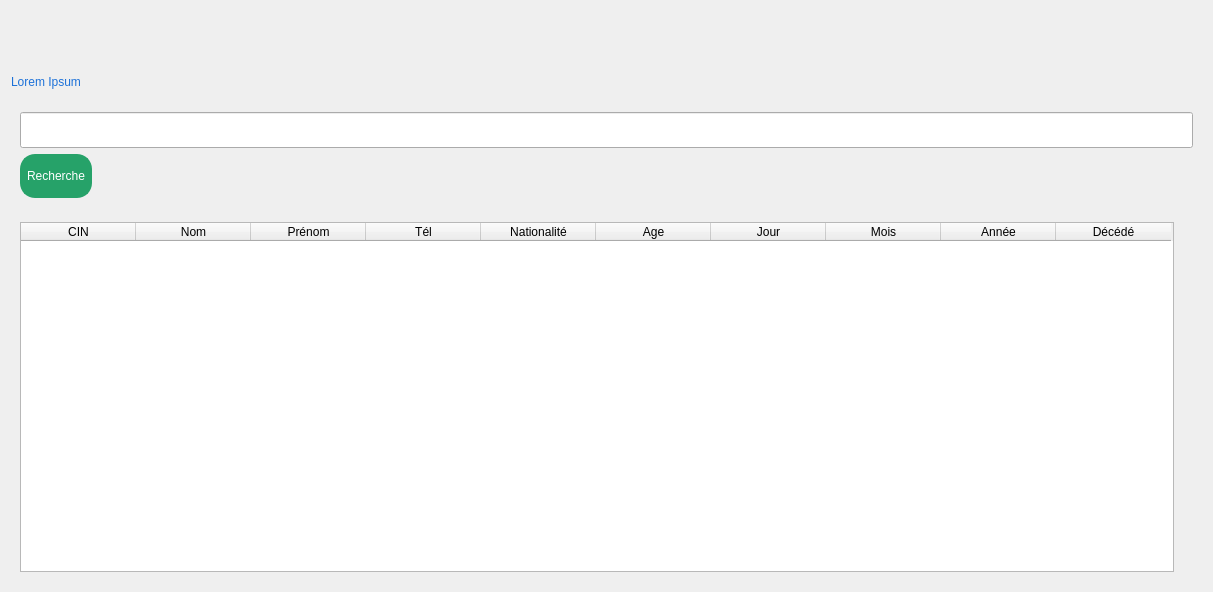
Before: the Qt Designer form Personne/Afficher/affichageUi.ui in Mindblownserver/mini-project, drawn with Qt 5.
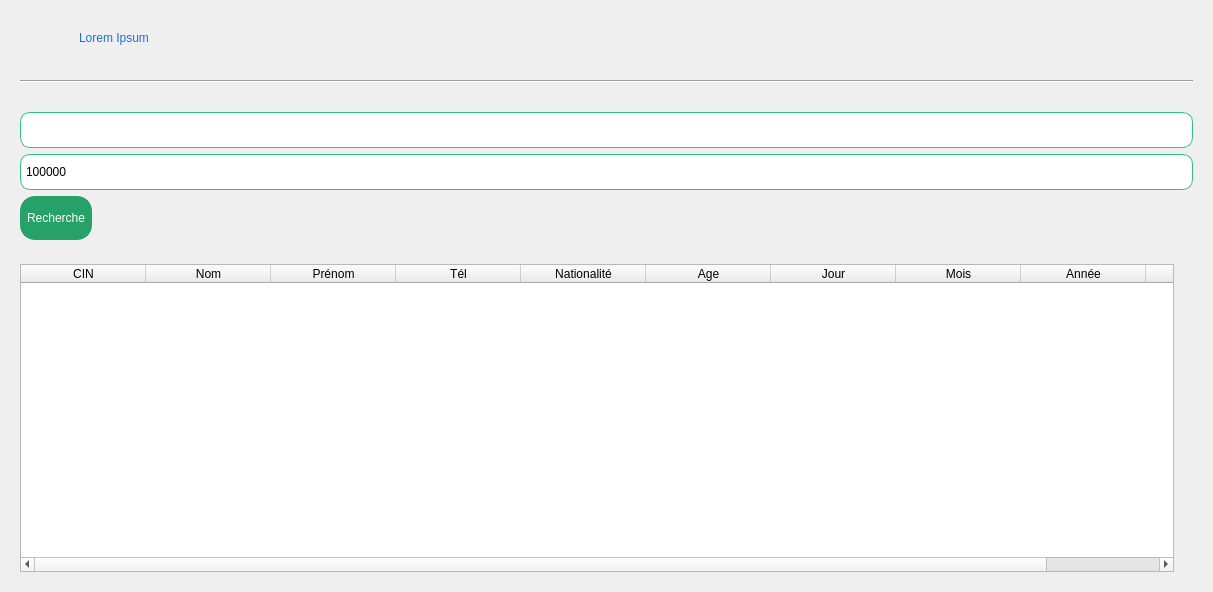
After: the same form once the commit is applied. Icons and pictures are not drawn.

```diff
--- a/Personne/Afficher/affichageUi.ui
+++ b/Personne/Afficher/affichageUi.ui
@@ -14,7 +14,7 @@
    <string>Form</string>
   </property>
   <property name="styleSheet">
-   <string notr="true"/>
+   <string notr="true">font: 12pt &quot;URW Gothic&quot;;</string>
   </property>
   <layout class="QVBoxLayout" name="verticalLayout">
    <item>
@@ -78,28 +78,12 @@
        <bool>true</bool>
       </property>
      </widget>
-    </widget>
-   </item>
-   <item>
-    <widget class="QFrame" name="frame_2">
-     <property name="minimumSize">
-      <size>
-       <width>0</width>
-       <height>30</height>
-      </size>
-     </property>
-     <property name="frameShape">
-      <enum>QFrame::NoFrame</enum>
-     </property>
-     <property name="frameShadow">
-      <enum>QFrame::Raised</enum>
-     </property>
      <widget class="QLabel" name="text">
       <property name="geometry">
        <rect>
-        <x>0</x>
-        <y>0</y>
-        <width>922</width>
+        <x>68</x>
+        <y>12</y>
+        <width>1121</width>
         <height>30</height>
        </rect>
       </property>
@@ -113,6 +97,31 @@
      </widget>
     </widget>
    </item>
+   <item>
+    <widget class="QFrame" name="frame_2">
+     <property name="minimumSize">
+      <size>
+       <width>0</width>
+       <height>30</height>
+      </size>
+     </property>
+     <property name="frameShape">
+      <enum>QFrame::NoFrame</enum>
+     </property>
+     <property name="frameShadow">
+      <enum>QFrame::Raised</enum>
+     </property>
+     <layout class="QHBoxLayout" name="horizontalLayout">
+      <item>
+       <widget class="Line" name="line">
+        <property name="orientation">
+         <enum>Qt::Horizontal</enum>
+        </property>
+       </widget>
+      </item>
+     </layout>
+    </widget>
+   </item>
    <item>
     <widget class="QFrame" name="critere">
      <property name="minimumSize">
@@ -135,9 +144,49 @@
        <widget class="QLineEdit" name="msg">
         <property name="minimumSize">
          <size>
-          <width>0</width>
+          <width>125</width>
           <height>36</height>
          </size>
+        </property>
+        <property name="styleSheet">
+         <string notr="true">    border: 1px solid rgb(46, 194, 126);
+    border-radius: 10px;
+    padding: 1px 18px 1px 3px;
+    min-width: 6em;</string>
+        </property>
+       </widget>
+      </item>
+      <item>
+       <widget class="QSpinBox" name="msgTel">
+        <property name="minimumSize">
+         <size>
+          <width>125</width>
+          <height>36</height>
+         </size>
+        </property>
+        <property name="styleSheet">
+         <string notr="true">    border: 1px solid rgb(46, 194, 126);
+    border-radius: 10px;
+    padding: 1px 18px 1px 3px;
+    min-width: 6em;</string>
+        </property>
+        <property name="buttonSymbols">
+         <enum>QAbstractSpinBox::NoButtons</enum>
+        </property>
+        <property name="correctionMode">
+         <enum>QAbstractSpinBox::CorrectToNearestValue</enum>
+        </property>
+        <property name="minimum">
+         <number>0</number>
+        </property>
+        <property name="maximum">
+         <number>99999999</number>
+        </property>
+        <property name="value">
+         <number>86568451</number>
+        </property>
+        <property name="displayIntegerBase">
+         <number>10</number>
         </property>
        </widget>
       </item>
@@ -233,7 +282,7 @@
          <bool>false</bool>
         </attribute>
         <attribute name="horizontalHeaderDefaultSectionSize">
-         <number>115</number>
+         <number>125</number>
         </attribute>
         <attribute name="horizontalHeaderShowSortIndicator" stdset="0">
          <bool>true</bool>
```
